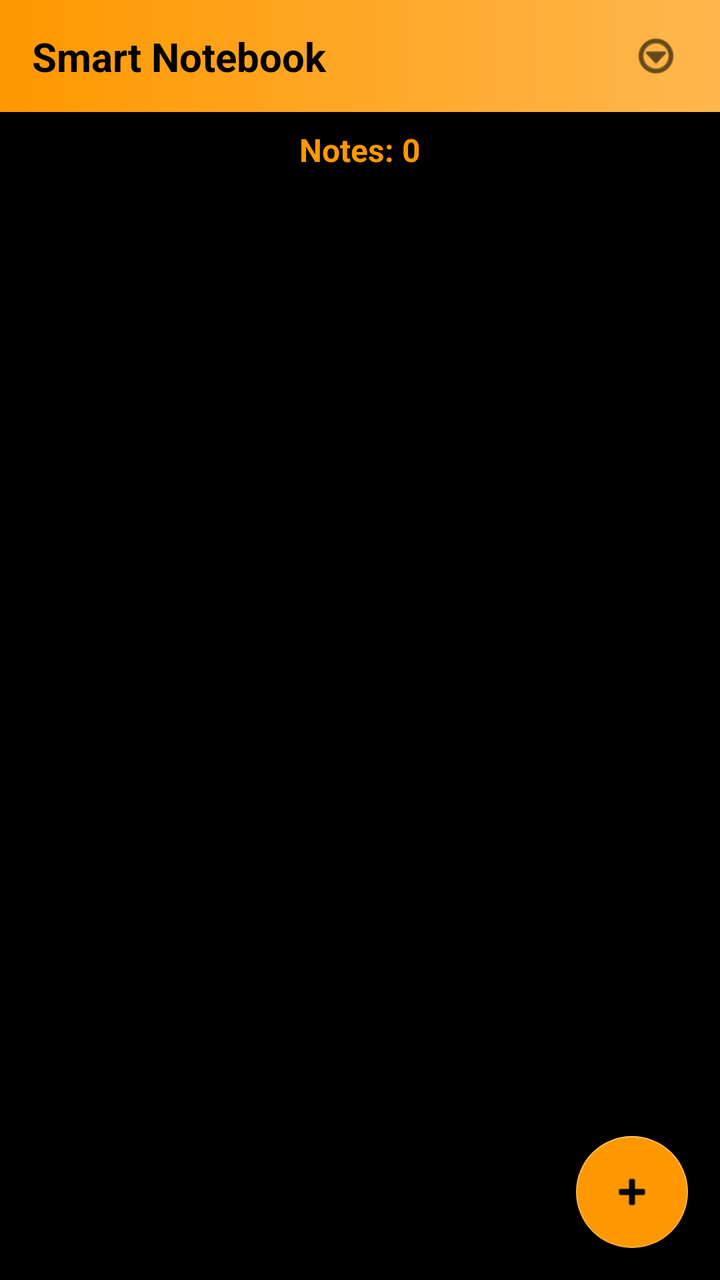
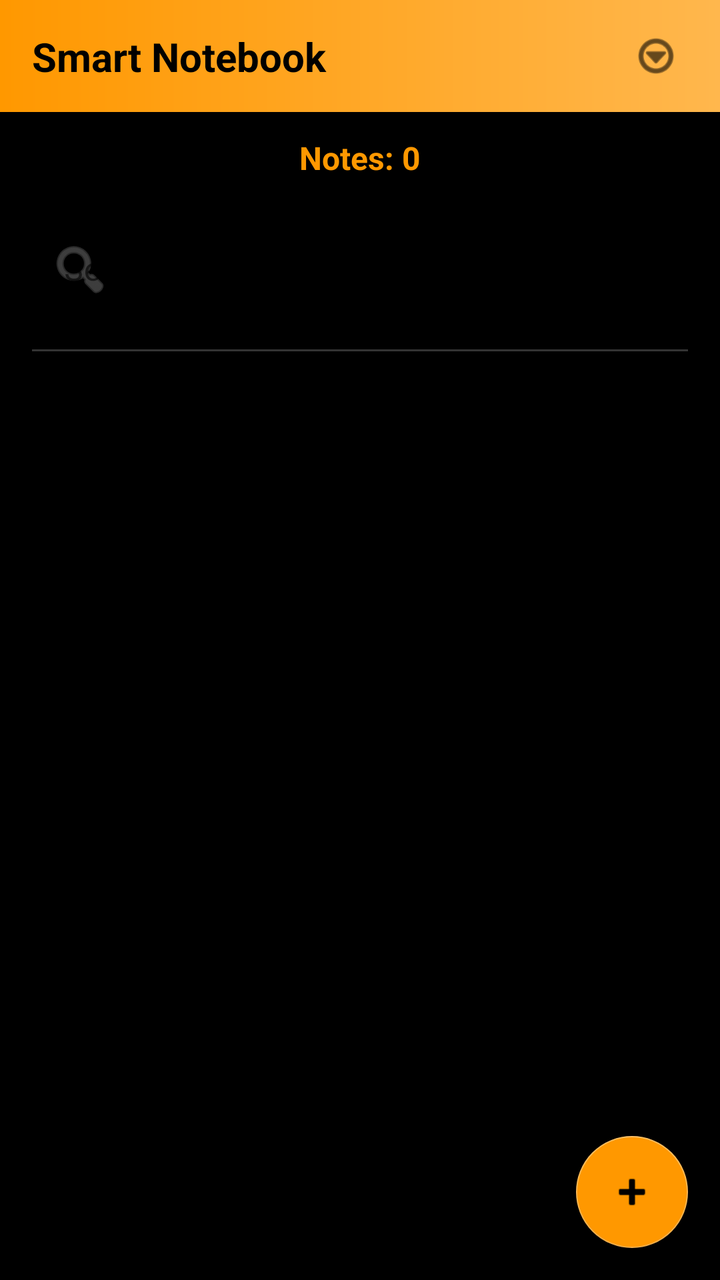

The first picture is an Android layout as it rendered before a commit; the second is the same layout after the commit. The layout source and the unified diff follow.
<!-- AndroidManifest.xml: application theme Theme.SmartNotebook -->
<!-- res/layout/activity_main.xml -->
<?xml version="1.0" encoding="utf-8"?>
<androidx.constraintlayout.widget.ConstraintLayout xmlns:android="http://schemas.android.com/apk/res/android"
    xmlns:app="http://schemas.android.com/apk/res-auto"
    xmlns:tools="http://schemas.android.com/tools"
    android:id="@+id/main"
    android:layout_width="match_parent"
    android:layout_height="match_parent"
    android:background="@color/black"
    tools:context=".MainActivity">

    <androidx.constraintlayout.widget.ConstraintLayout
        android:id="@+id/navBar"
        android:layout_width="0dp"
        android:layout_height="56dp"
        android:background="@drawable/navbar_shadow"
        android:elevation="8dp"
        android:translationZ="4dp"
        app:layout_constraintEnd_toEndOf="parent"
        app:layout_constraintStart_toStartOf="parent"
        app:layout_constraintTop_toTopOf="parent">

        <TextView
            android:id="@+id/navTitle"
            android:layout_width="wrap_content"
            android:layout_height="wrap_content"
            android:layout_marginStart="16dp"
            android:text="@string/smart_notebook_main"
            android:textColor="#000000"
            android:textSize="20sp"
            android:textStyle="bold"
            app:layout_constraintBottom_toBottomOf="parent"
            app:layout_constraintStart_toStartOf="parent"
            app:layout_constraintTop_toTopOf="parent" />

        <ImageView
            android:id="@+id/navMenu"
            android:layout_width="48dp"
            android:layout_height="48dp"
            android:layout_marginEnd="8dp"
            android:contentDescription="@string/menu"
            android:padding="12dp"
            android:src="@android:drawable/ic_menu_more"
            app:layout_constraintBottom_toBottomOf="parent"
            app:layout_constraintEnd_toEndOf="parent"
            app:layout_constraintTop_toTopOf="parent"
            app:tint="@color/black" />

    </androidx.constraintlayout.widget.ConstraintLayout>

    <TextView
        android:id="@+id/notesCounter"
        android:layout_width="wrap_content"
        android:layout_height="wrap_content"
        android:layout_marginTop="8dp"
        android:text="@string/notes_0"
        android:textColor="@color/orange"
        android:textSize="16sp"
        android:textStyle="bold"
        app:layout_constraintEnd_toEndOf="parent"
        app:layout_constraintStart_toStartOf="parent"
        app:layout_constraintTop_toBottomOf="@+id/navBar" />

    <androidx.recyclerview.widget.RecyclerView
        android:id="@+id/recyclerView"
        android:layout_width="0dp"
        android:layout_height="0dp"
        android:padding="8dp"
        android:paddingTop="4dp"
        app:layout_constraintBottom_toTopOf="@+id/fabAdd"
        app:layout_constraintEnd_toEndOf="parent"
        app:layout_constraintStart_toStartOf="parent"
        app:layout_constraintTop_toBottomOf="@+id/notesCounter" />

    <TextView
        android:id="@+id/emptyTextView"
        android:layout_width="wrap_content"
        android:layout_height="wrap_content"
        android:text="@string/no_notes_in_notebook"
        android:textColor="@color/gray"
        android:textSize="18sp"
        android:visibility="gone"
        app:layout_constraintBottom_toTopOf="@+id/fabAdd"
        app:layout_constraintEnd_toEndOf="parent"
        app:layout_constraintStart_toStartOf="parent"
        app:layout_constraintTop_toBottomOf="@+id/notesCounter" />

    <com.google.android.material.floatingactionbutton.FloatingActionButton
        android:id="@+id/fabAdd"
        android:layout_width="wrap_content"
        android:layout_height="wrap_content"
        android:layout_margin="16dp"
        android:backgroundTint="@color/orange"
        android:contentDescription="@string/create_note"
        android:src="@android:drawable/ic_input_add"
        app:layout_constraintBottom_toBottomOf="parent"
        app:layout_constraintEnd_toEndOf="parent"
        app:fabSize="normal" />

    <com.google.android.material.floatingactionbutton.FloatingActionButton
        android:id="@+id/fabRequestPermission"
        android:layout_width="wrap_content"
        android:layout_height="wrap_content"
        android:layout_margin="16dp"
        android:backgroundTint="@color/orange_dark"
        android:contentDescription="@string/animation"
        android:src="@android:drawable/ic_menu_manage"
        android:visibility="gone"
        app:layout_constraintBottom_toTopOf="@+id/fabAdd"
        app:layout_constraintEnd_toEndOf="parent" />

</androidx.constraintlayout.widget.ConstraintLayout>
<!-- resources referenced by this layout -->
<resources>
  <color name="black">#FF000000</color>
  <color name="gray">#666666</color>
  <color name="orange">#FF9800</color>
  <color name="orange_dark">#E65100</color>
  <!-- drawable navbar_shadow (drawable) -->
  <?xml version="1.0" encoding="utf-8"?>
  <layer-list xmlns:android="http://schemas.android.com/apk/res/android">
      <item>
          <shape>
              <solid android:color="@color/black" />
          </shape>
      </item>
      <item android:bottom="-2dp">
          <shape>
              <gradient
                  android:startColor="@color/orange"
                  android:endColor="@color/orange_light"
                  android:type="linear" />
              <size android:height="2dp" />
          </shape>
      </item>
  </layer-list>
  <string name="animation">Animation</string>
  <string name="create_note">Create note</string>
  <string name="menu">Menu</string>
  <string name="no_notes_in_notebook">No notes in notebook</string>
  <string name="notes_0">Notes: 0</string>
  <string name="smart_notebook_main">Smart Notebook</string>
  <style name="Theme.SmartNotebook" parent="Theme.MaterialComponents.DayNight.NoActionBar">
          <item name="colorPrimary">@color/orange</item>
          <item name="colorPrimaryVariant">@color/orange_dark</item>
          <item name="colorOnPrimary">@color/white</item>
          <item name="colorSecondary">@color/orange_light</item>
          <item name="colorSecondaryVariant">@color/orange</item>
          <item name="colorOnSecondary">@color/black</item>
          <item name="android:statusBarColor">@color/black</item>
          <item name="android:navigationBarColor">@color/black</item>
          <item name="android:windowBackground">@color/black</item>
          <item name="android:colorBackground">@color/black</item>
          <item name="android:textColor">@color/white</item>
          <item name="android:windowFullscreen">true</item>
          <item name="android:windowContentOverlay">@null</item>
          <item name="actionBarStyle">@style/Widget.AppCompat.ActionBar</item>
      </style>
  <color name="orange_light">#FFB74D</color>
  <color name="white">#FFFFFFFF</color>
</resources>

<!-- the commit's change to res/layout/activity_main.xml (unified diff, before → after) -->
@@ -51,7 +51,7 @@
         android:id="@+id/notesCounter"
         android:layout_width="wrap_content"
         android:layout_height="wrap_content"
-        android:layout_marginTop="8dp"
+        android:layout_marginTop="12dp"
         android:text="@string/notes_0"
         android:textColor="@color/orange"
         android:textSize="16sp"
@@ -59,6 +59,63 @@
         app:layout_constraintEnd_toEndOf="parent"
         app:layout_constraintStart_toStartOf="parent"
         app:layout_constraintTop_toBottomOf="@+id/navBar" />
+
+    <com.google.android.material.textfield.TextInputLayout
+        android:id="@+id/searchLayout"
+        android:layout_width="0dp"
+        android:layout_height="wrap_content"
+        android:layout_marginStart="16dp"
+        android:layout_marginEnd="16dp"
+        android:layout_marginTop="12dp"
+        style="@style/Widget.MaterialComponents.TextInputLayout.OutlinedBox"
+        app:boxStrokeColor="@color/orange"
+        app:hintTextColor="@color/orange"
+        app:startIconDrawable="@android:drawable/ic_menu_search"
+        app:startIconTint="@color/gray"
+        app:layout_constraintEnd_toEndOf="parent"
+        app:layout_constraintStart_toStartOf="parent"
+        app:layout_constraintTop_toBottomOf="@+id/notesCounter">
+
+        <com.google.android.material.textfield.TextInputEditText
+            android:id="@+id/searchEditText"
+            android:layout_width="match_parent"
+            android:layout_height="wrap_content"
+            android:hint="@string/search_notes"
+            android:imeOptions="actionSearch"
+            android:inputType="text"
+            android:maxLines="1"
+            android:textColor="@color/white"
+            android:textColorHint="@color/gray"
+            android:textSize="16sp" />
+
+    </com.google.android.material.textfield.TextInputLayout>
+
+    <ImageView
+        android:id="@+id/clearSearchButton"
+        android:layout_width="28dp"
+        android:layout_height="28dp"
+        android:layout_marginEnd="12dp"
+        android:background="?attr/selectableItemBackgroundBorderless"
+        android:contentDescription="@string/clear_search"
+        android:padding="4dp"
+        android:src="@android:drawable/ic_menu_close_clear_cancel"
+        android:visibility="gone"
+        app:layout_constraintBottom_toBottomOf="@+id/searchLayout"
+        app:layout_constraintEnd_toEndOf="@+id/searchLayout"
+        app:layout_constraintTop_toTopOf="@+id/searchLayout"
+        app:tint="@color/gray" />
+
+    <View
+        android:id="@+id/searchDivider"
+        android:layout_width="0dp"
+        android:layout_height="1dp"
+        android:layout_marginStart="16dp"
+        android:layout_marginEnd="16dp"
+        android:layout_marginTop="12dp"
+        android:background="@color/dark_gray"
+        app:layout_constraintEnd_toEndOf="parent"
+        app:layout_constraintStart_toStartOf="parent"
+        app:layout_constraintTop_toBottomOf="@+id/searchLayout" />
 
     <androidx.recyclerview.widget.RecyclerView
         android:id="@+id/recyclerView"
@@ -69,7 +126,7 @@
         app:layout_constraintBottom_toTopOf="@+id/fabAdd"
         app:layout_constraintEnd_toEndOf="parent"
         app:layout_constraintStart_toStartOf="parent"
-        app:layout_constraintTop_toBottomOf="@+id/notesCounter" />
+        app:layout_constraintTop_toBottomOf="@+id/searchDivider" />
 
     <TextView
         android:id="@+id/emptyTextView"
@@ -82,7 +139,7 @@
         app:layout_constraintBottom_toTopOf="@+id/fabAdd"
         app:layout_constraintEnd_toEndOf="parent"
         app:layout_constraintStart_toStartOf="parent"
-        app:layout_constraintTop_toBottomOf="@+id/notesCounter" />
+        app:layout_constraintTop_toBottomOf="@+id/searchDivider" />
 
     <com.google.android.material.floatingactionbutton.FloatingActionButton
         android:id="@+id/fabAdd"
<!-- resource entries referenced after the edit -->
@@ -1,9 +1,11 @@
 <!-- resources referenced by this layout -->
 <resources>
   <color name="black">#FF000000</color>
+  <color name="dark_gray">#333333</color>
   <color name="gray">#666666</color>
   <color name="orange">#FF9800</color>
   <color name="orange_dark">#E65100</color>
+  <color name="white">#FFFFFFFF</color>
   <!-- drawable navbar_shadow (drawable) -->
   <?xml version="1.0" encoding="utf-8"?>
   <layer-list xmlns:android="http://schemas.android.com/apk/res/android">
@@ -23,10 +25,12 @@
       </item>
   </layer-list>
   <string name="animation">Animation</string>
+  <string name="clear_search">Clear search</string>
   <string name="create_note">Create note</string>
   <string name="menu">Menu</string>
   <string name="no_notes_in_notebook">No notes in notebook</string>
   <string name="notes_0">Notes: 0</string>
+  <string name="search_notes">Search notes...</string>
   <string name="smart_notebook_main">Smart Notebook</string>
   <style name="Theme.SmartNotebook" parent="Theme.MaterialComponents.DayNight.NoActionBar">
           <item name="colorPrimary">@color/orange</item>
@@ -45,6 +49,5 @@
           <item name="actionBarStyle">@style/Widget.AppCompat.ActionBar</item>
       </style>
   <color name="orange_light">#FFB74D</color>
-  <color name="white">#FFFFFFFF</color>
 </resources>
 
